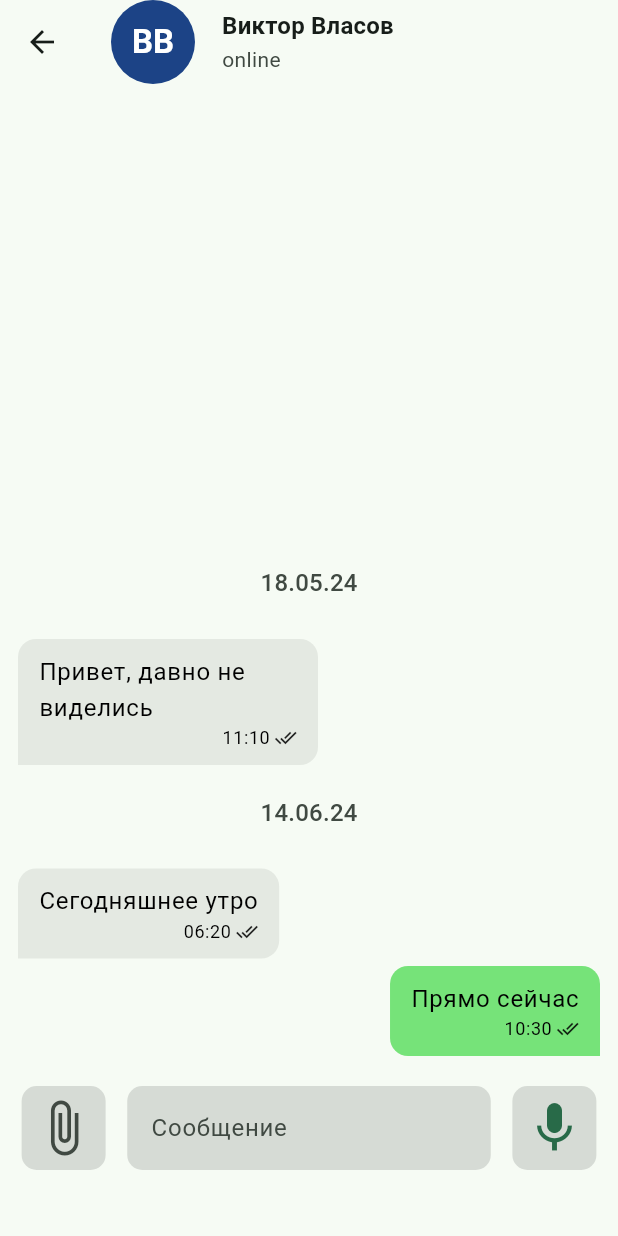
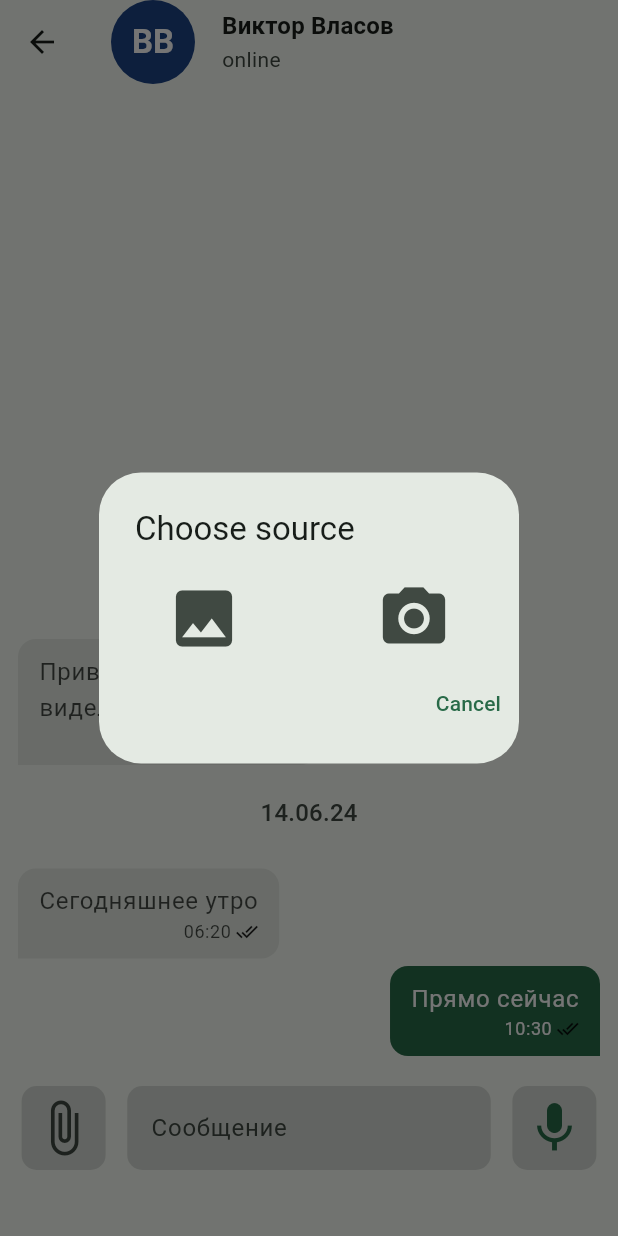
Before and after one commit to IsroilovA/messenger_test_task, a Flutter app: the ChatScreen screen opened directly with sample values from the repository, after a tap on the "attach file" icon, on a phone screen of 412 x 824 dp. Run offline on Flutter 3.47's test engine with Material 3 defaults, Android fonts, the phone set to English and light mode, and no system bars; our stand-ins replace bloc, equatable, flutter_bloc, get_it, image_picker.

Commit message:
choosing image source added

```diff
--- a/lib/chat_screen/cubit/chat_cubit.dart
+++ b/lib/chat_screen/cubit/chat_cubit.dart
@@ -61,9 +61,65 @@ class ChatCubit extends Cubit<ChatState> {
     }
   }
 
-  void pickImage(BuildContext context, User user) async {
+  //image source dialog
+  void showImageSourcePickerDialog(
+      {required BuildContext context, required User user}) {
+    showDialog(
+      context: context,
+      builder: (ctx) => SimpleDialog(
+        title: Text(
+          'Choose source',
+          style: Theme.of(context)
+              .textTheme
+              .titleLarge!
+              .copyWith(color: Theme.of(context).colorScheme.onSurface),
+        ),
+        children: [
+          Row(
+            mainAxisAlignment: MainAxisAlignment.spaceAround,
+            children: [
+              IconButton(
+                  iconSize: 50,
+                  onPressed: () {
+                    Navigator.of(ctx).pop();
+                    pickImage(
+                        context: context,
+                        user: user,
+                        imageSource: ImageSource.gallery);
+                  },
+                  icon: const Icon(Icons.photo)),
+              IconButton(
+                  iconSize: 50,
+                  onPressed: () {
+                    Navigator.of(ctx).pop();
+                    pickImage(
+                        context: context,
+                        user: user,
+                        imageSource: ImageSource.camera);
+                  },
+                  icon: const Icon(Icons.camera_alt))
+            ],
+          ),
+          Align(
+            alignment: Alignment.centerRight,
+            child: TextButton(
+                onPressed: () {
+                  Navigator.of(context).pop();
+                },
+                child: const Text('Cancel')),
+          )
+        ],
+      ),
+    );
+  }
+
+  //image picker
+  void pickImage(
+      {required BuildContext context,
+      required User user,
+      required ImageSource imageSource}) async {
     final pickedImage = await ImagePicker().pickImage(
-      source: ImageSource.camera,
+      source: imageSource,
       imageQuality: 50,
       maxWidth: 400,
     );
@@ -75,6 +131,7 @@ class ChatCubit extends Cubit<ChatState> {
         : null;
   }
 
+  //image sender dialog
   void showImageSendingDialog(
     BuildContext context,
     File image,
--- a/lib/chat_screen/widgets/message_buble.dart
+++ b/lib/chat_screen/widgets/message_buble.dart
@@ -41,7 +41,7 @@ class MessageBubble extends StatelessWidget {
             Container(
               decoration: BoxDecoration(
                 color: isMe
-                    ? const Color.fromARGB(255, 118, 227, 121)
+                    ? Theme.of(context).colorScheme.primary
                     : Theme.of(context)
                         .colorScheme
                         .surfaceContainerHighest
@@ -77,7 +77,12 @@ class MessageBubble extends StatelessWidget {
                       Text(
                         message.text!,
                         style: Theme.of(context).textTheme.bodyLarge!.copyWith(
-                              color: Colors.black,
+                              color: isMe
+                                  ? Theme.of(context).colorScheme.onPrimary
+                                  : Theme.of(context)
+                                      .colorScheme
+                                      .onSurface
+                                      .withAlpha(200),
                             ),
                         softWrap: true,
                       ),
@@ -86,10 +91,17 @@ class MessageBubble extends StatelessWidget {
                       children: [
                         Text(
                           dateFormatter.format(message.dateTime),
-                          style:
-                              Theme.of(context).textTheme.bodySmall!.copyWith(
-                                    color: Colors.black,
-                                  ),
+                          style: Theme.of(context)
+                              .textTheme
+                              .bodySmall!
+                              .copyWith(
+                                color: isMe
+                                    ? Theme.of(context).colorScheme.onPrimary
+                                    : Theme.of(context)
+                                        .colorScheme
+                                        .onSurface
+                                        .withAlpha(200),
+                              ),
                           softWrap: true,
                         ),
                         const SizedBox(width: 3),
--- a/lib/chat_screen/widgets/new_nessages.dart
+++ b/lib/chat_screen/widgets/new_nessages.dart
@@ -12,7 +12,6 @@ class NewMessages extends StatefulWidget {
 }
 
 class _NewMessagesState extends State<NewMessages> {
-
   final FocusNode _focus = FocusNode();
   final _messageController = TextEditingController();
   bool _isFocused = false;
@@ -35,6 +34,7 @@ class _NewMessagesState extends State<NewMessages> {
       _isFocused = _focus.hasFocus;
     });
   }
+
   @override
   Widget build(BuildContext context) {
     final width = MediaQuery.of(context).size.width;
@@ -52,7 +52,8 @@ class _NewMessagesState extends State<NewMessages> {
               child: IconButton(
                 onPressed: () {
                   BlocProvider.of<ChatCubit>(context)
-                      .pickImage(context, widget.user);
+                      .showImageSourcePickerDialog(
+                          context: context, user: widget.user);
                 },
                 iconSize: 40,
                 icon: const Icon(Icons.attach_file),
```
